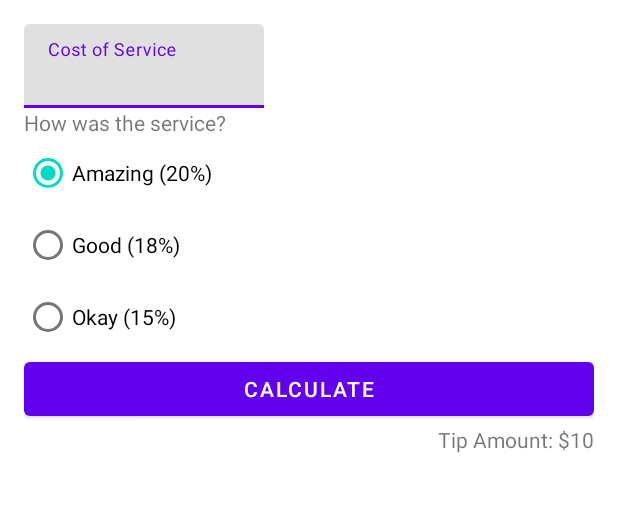
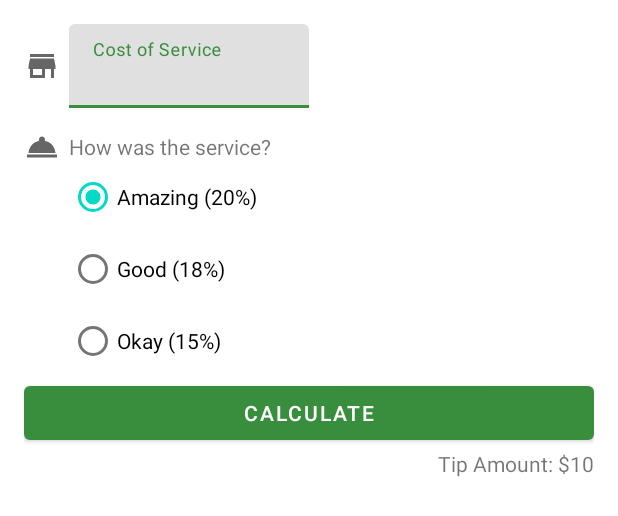
Before and after one commit to RafaelLOliveira/tip-calculation, an Android app: the layout activity_main.xml on its own in the app's theme, with its tools: preview values and no code run, on a phone screen of 412 x 824 dp. Shown: the top 516 px of the screen. Run offline under Robolectric (Android 15) with nearby library versions, the phone set to English and light mode, and no system bars.

Commit message:
new icons

```diff
--- /dev/null
+++ b/app/src/main/res/drawable/ic_round_up.xml
@@ -0,0 +1,10 @@
+<vector xmlns:android="http://schemas.android.com/apk/res/android"
+    android:width="24dp"
+    android:height="24dp"
+    android:viewportWidth="24"
+    android:viewportHeight="24"
+    android:tint="?attr/colorControlNormal">
+  <path
+      android:fillColor="@android:color/white"
+      android:pathData="M9,5v2h6.59L4,18.59 5.41,20 17,8.41V15h2V5z"/>
+</vector>
--- /dev/null
+++ b/app/src/main/res/drawable/ic_service.xml
@@ -0,0 +1,10 @@
+<vector xmlns:android="http://schemas.android.com/apk/res/android"
+    android:width="24dp"
+    android:height="24dp"
+    android:viewportWidth="24"
+    android:viewportHeight="24"
+    android:tint="?attr/colorControlNormal">
+  <path
+      android:fillColor="@android:color/white"
+      android:pathData="M2,17h20v2L2,19zM13.84,7.79c0.1,-0.24 0.16,-0.51 0.16,-0.79 0,-1.1 -0.9,-2 -2,-2s-2,0.9 -2,2c0,0.28 0.06,0.55 0.16,0.79C6.25,8.6 3.27,11.93 3,16h18c-0.27,-4.07 -3.25,-7.4 -7.16,-8.21z"/>
+</vector>
--- /dev/null
+++ b/app/src/main/res/drawable/ic_store.xml
@@ -0,0 +1,10 @@
+<vector xmlns:android="http://schemas.android.com/apk/res/android"
+    android:width="24dp"
+    android:height="24dp"
+    android:viewportWidth="24"
+    android:viewportHeight="24"
+    android:tint="?attr/colorControlNormal">
+  <path
+      android:fillColor="@android:color/white"
+      android:pathData="M20,4L4,4v2h16L20,4zM21,14v-2l-1,-5L4,7l-1,5v2h1v6h10v-6h4v6h2v-6h1zM12,18L6,18v-4h6v4z"/>
+</vector>
--- a/app/src/main/res/layout/activity_main.xml
+++ b/app/src/main/res/layout/activity_main.xml
@@ -7,14 +7,16 @@
     android:padding="16dp"
     tools:context=".MainActivity">
 
-   <!-- <EditText
-        android:id="@+id/cost_of_service"
-        android:layout_width="160dp"
+
+    <ImageView
+        android:id="@+id/icon_cost_of_service"
+        android:layout_width="wrap_content"
         android:layout_height="wrap_content"
-        android:hint="@string/cost_of_service"
-        android:inputType="numberDecimal"
+        android:importantForAccessibility="no"
+        app:srcCompat="@drawable/ic_store"
         app:layout_constraintStart_toStartOf="parent"
-        app:layout_constraintTop_toTopOf="parent" />-->
+        app:layout_constraintTop_toTopOf="@id/cost_of_service"
+        app:layout_constraintBottom_toBottomOf="@id/cost_of_service" />
 
     <com.google.android.material.textfield.TextInputLayout
         android:id="@+id/cost_of_service"
@@ -22,24 +24,36 @@
         android:layout_height="wrap_content"
         android:hint="@string/cost_of_service"
         app:layout_constraintStart_toStartOf="parent"
-        app:layout_constraintTop_toTopOf="parent">
+        app:layout_constraintTop_toTopOf="parent"
+        android:layout_marginStart="30dp"
+        app:layout_constraintStart_toEndOf="@id/icon_cost_of_service">
 
         <com.google.android.material.textfield.TextInputEditText
             android:id="@+id/cost_of_service_edit_text"
-            android:inputType="numberDecimal"
             android:layout_width="match_parent"
             android:layout_height="wrap_content"
-            />
+            android:inputType="numberDecimal" />
 
     </com.google.android.material.textfield.TextInputLayout>
 
+    <ImageView
+        android:id="@+id/icon_service_question"
+        android:layout_width="wrap_content"
+        android:layout_height="wrap_content"
+        app:srcCompat="@drawable/ic_service"
+        app:layout_constraintStart_toStartOf="parent"
+        app:layout_constraintTop_toTopOf="@id/service_question"
+        app:layout_constraintBottom_toBottomOf="@id/service_question"/>
     <TextView
         android:id="@+id/service_question"
         android:layout_width="wrap_content"
         android:layout_height="wrap_content"
         android:text="How was the service?"
-        app:layout_constraintStart_toStartOf="parent"
-        app:layout_constraintTop_toBottomOf="@id/cost_of_service" />
+        app:layout_constraintStart_toStartOf="@id/cost_of_service"
+        app:layout_constraintTop_toBottomOf="@id/cost_of_service"
+        android:layout_marginTop="16dp"
+
+        />
 
     <RadioGroup
         android:id="@+id/tip_options"
@@ -47,8 +61,8 @@
         android:layout_height="wrap_content"
         android:checkedButton="@id/option_twenty_percent"
         android:orientation="vertical"
-        app:layout_constraintStart_toStartOf="parent"
-        app:layout_constraintTop_toBottomOf="@id/service_question">
+        app:layout_constraintTop_toBottomOf="@id/service_question"
+        app:layout_constraintStart_toStartOf="@id/service_question">
 
         <!-- add RadioButtons here -->
         <RadioButton
--- a/app/src/main/res/values/themes.xml
+++ b/app/src/main/res/values/themes.xml
@@ -2,8 +2,8 @@
     <!-- Base application theme. -->
     <style name="Theme.TipTime" parent="Theme.MaterialComponents.DayNight.DarkActionBar">
         <!-- Primary brand color. -->
-        <item name="colorPrimary">@color/purple_500</item>
-        <item name="colorPrimaryVariant">@color/purple_700</item>
+        <item name="colorPrimary">#388E3C</item>
+        <item name="colorPrimaryVariant">#689F38</item>
         <item name="colorOnPrimary">@color/white</item>
         <!-- Secondary brand color. -->
         <item name="colorSecondary">@color/teal_200</item>
```
